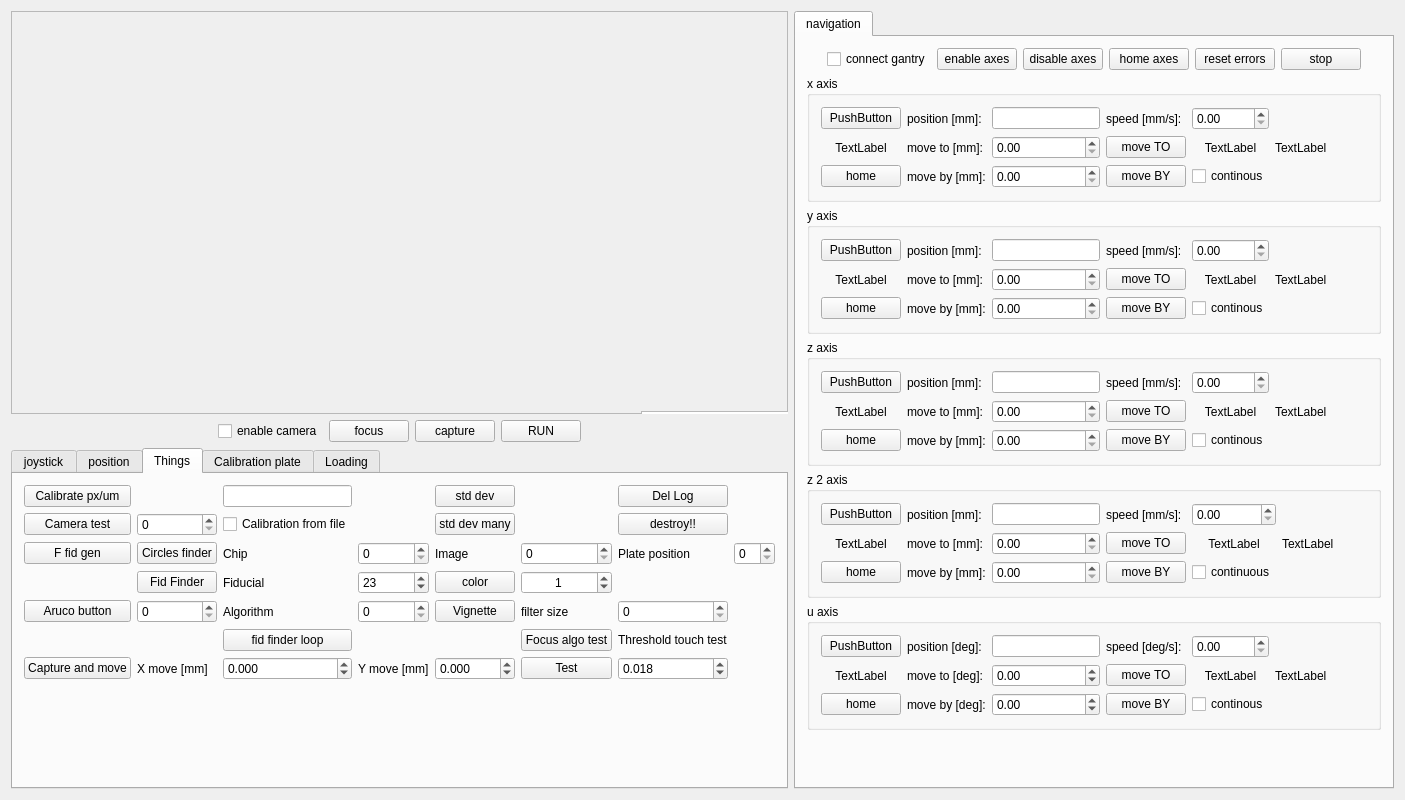
Old version of the form magrathea.ui in the repository gitHleon/magrathea.
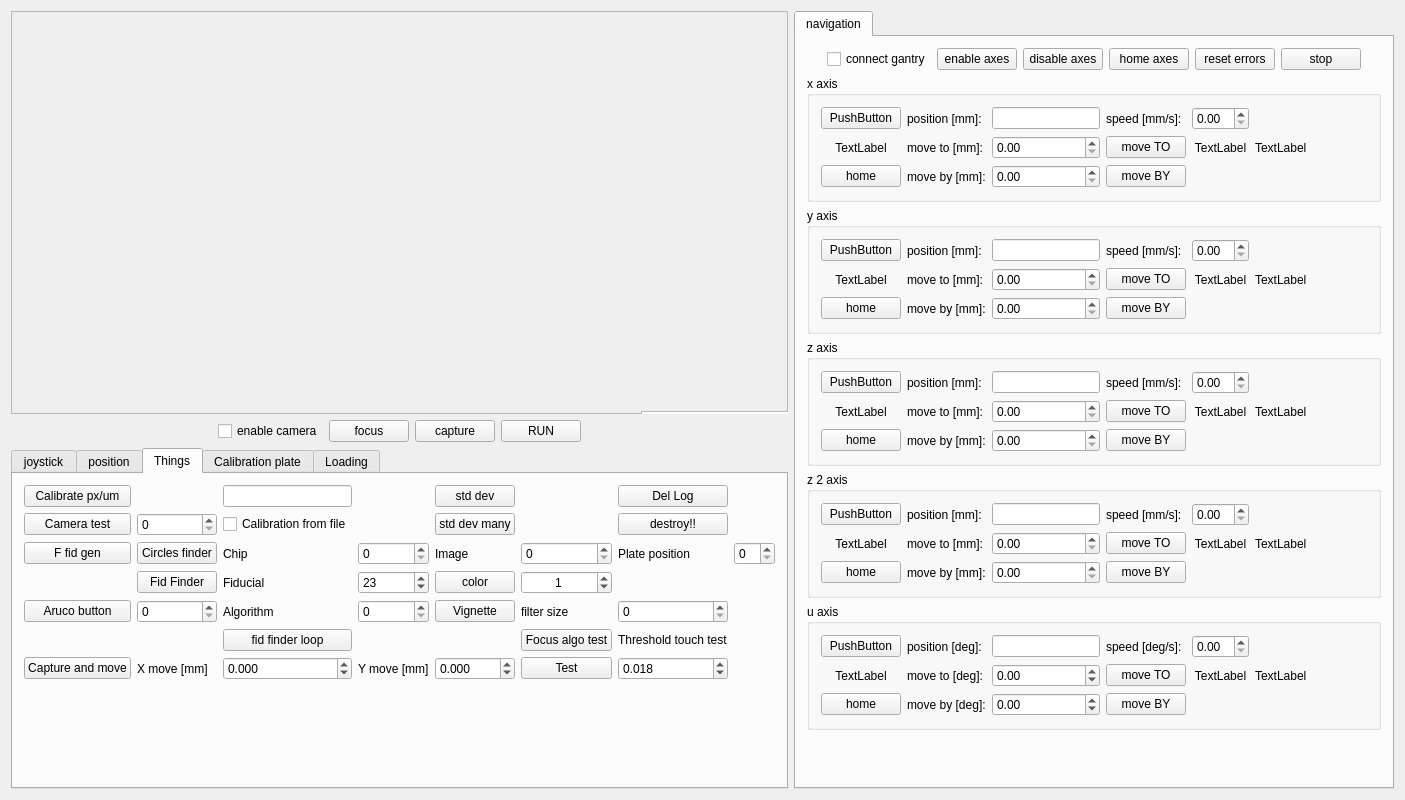
New version of the form.

What changed in the file:
```diff
--- a/magrathea.ui
+++ b/magrathea.ui
@@ -1989,19 +1989,6 @@
               </property>
              </widget>
             </item>
-            <item row="2" column="4">
-             <widget class="QCheckBox" name="xAxisStepRepeatBox">
-              <property name="sizePolicy">
-               <sizepolicy hsizetype="Fixed" vsizetype="Fixed">
-                <horstretch>0</horstretch>
-                <verstretch>0</verstretch>
-               </sizepolicy>
-              </property>
-              <property name="text">
-               <string>continous</string>
-              </property>
-             </widget>
-            </item>
             <item row="1" column="3">
              <widget class="QPushButton" name="xAxisPositionMoveButton">
               <property name="sizePolicy">
@@ -2210,19 +2197,6 @@
               </property>
              </widget>
             </item>
-            <item row="2" column="4">
-             <widget class="QCheckBox" name="zAxisStepRepeatBox">
-              <property name="sizePolicy">
-               <sizepolicy hsizetype="Fixed" vsizetype="Fixed">
-                <horstretch>0</horstretch>
-                <verstretch>0</verstretch>
-               </sizepolicy>
-              </property>
-              <property name="text">
-               <string>continous</string>
-              </property>
-             </widget>
-            </item>
             <item row="2" column="6">
              <spacer name="horizontalSpacer_58">
               <property name="orientation">
@@ -2340,19 +2314,6 @@
               </property>
              </spacer>
             </item>
-            <item row="2" column="4">
-             <widget class="QCheckBox" name="yAxisStepRepeatBox">
-              <property name="sizePolicy">
-               <sizepolicy hsizetype="Fixed" vsizetype="Fixed">
-                <horstretch>0</horstretch>
-                <verstretch>0</verstretch>
-               </sizepolicy>
-              </property>
-              <property name="text">
-               <string>continous</string>
-              </property>
-             </widget>
-            </item>
             <item row="0" column="4">
              <widget class="QDoubleSpinBox" name="yAxisSpeedDoubleSpinBox"/>
             </item>
@@ -2616,19 +2577,6 @@
               </property>
              </widget>
             </item>
-            <item row="2" column="4">
-             <widget class="QCheckBox" name="uAxisStepRepeatBox">
-              <property name="sizePolicy">
-               <sizepolicy hsizetype="Fixed" vsizetype="Fixed">
-                <horstretch>0</horstretch>
-                <verstretch>0</verstretch>
-               </sizepolicy>
-              </property>
-              <property name="text">
-               <string>continous</string>
-              </property>
-             </widget>
-            </item>
             <item row="1" column="1">
              <widget class="QLabel" name="label_54">
               <property name="sizePolicy">
@@ -2853,13 +2801,6 @@
               </property>
              </widget>
             </item>
-            <item row="2" column="4">
-             <widget class="QCheckBox" name="z_2_AxisStepRepeatBox">
-              <property name="text">
-               <string>continuous</string>
-              </property>
-             </widget>
-            </item>
             <item row="0" column="0">
              <widget class="QPushButton" name="EnableButton_Z_2">
               <property name="text">
```
Left out of the diff: 4 changed lines with no effect on the pictures.
